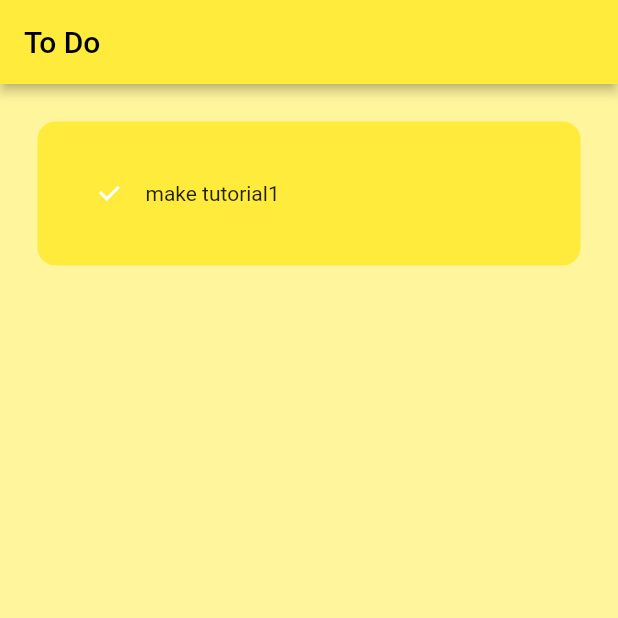
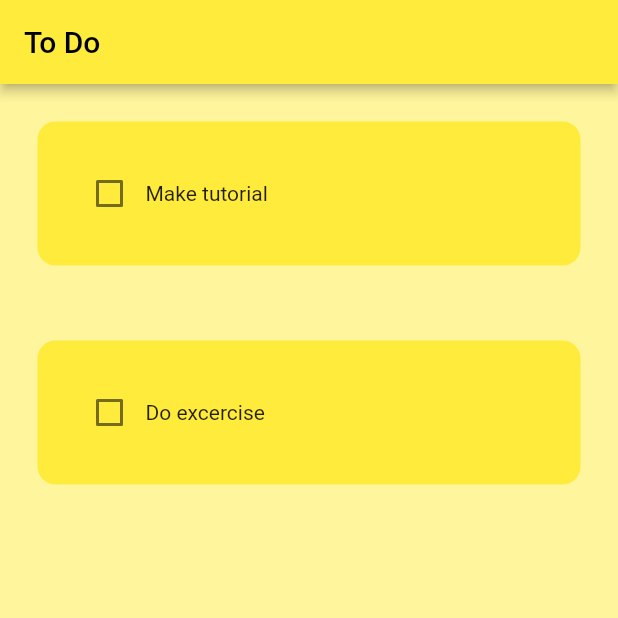
Before and after one commit to LukasZlocki/ToDoList, a Flutter app: the screen it shows after launch, on a phone screen of 412 x 824 dp, the top half of it. Run offline on Flutter 3.47's test engine with Material 2 defaults, Android fonts, the phone set to English and light mode, and no system bars.

Commit message:
Add dynamic checkbox, list with tasks

```diff
--- a/lib/pages/home_page.dart
+++ b/lib/pages/home_page.dart
@@ -9,6 +9,20 @@ class HomePage extends StatefulWidget {
 }
 
 class _HomePageState extends State<HomePage> {
+
+  // list of todos tasks
+  List toDoList = [
+    ["Make tutorial", false],
+    ["Do excercise", false]
+  ];
+
+  // tapped checkbox method
+  void checkBoxChanged( bool? value, int index) {
+    setState(() {
+      toDoList[index][1] = !toDoList[index][1];
+    });
+  }
+
   @override
   Widget build(BuildContext context) {
     return Scaffold(
@@ -16,16 +30,17 @@ class _HomePageState extends State<HomePage> {
       appBar: AppBar(
       title: Text('To Do'),
         elevation: 3,
-    ),
-        body: ListView(
-        children: [
-          ToDoTile(
-            taskName: "make tutorial1",
-            taskCompleted: true,
-            onChanged: (p0) {},
-          ),
-      ],
-    ),
-    );
+      ),
+        body: ListView.builder(
+          itemCount: toDoList.length,
+          itemBuilder: (context, index) {
+            return ToDoTile(
+                taskName: toDoList[index][0],
+                taskCompleted: toDoList[index][1],
+                onChanged: (value) => checkBoxChanged(value, index),
+            );
+          }
+        )
+      );
   }
 }
```
